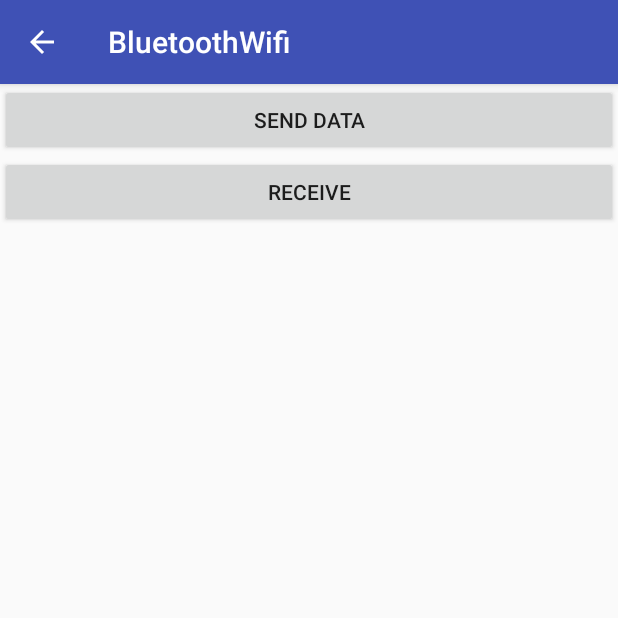
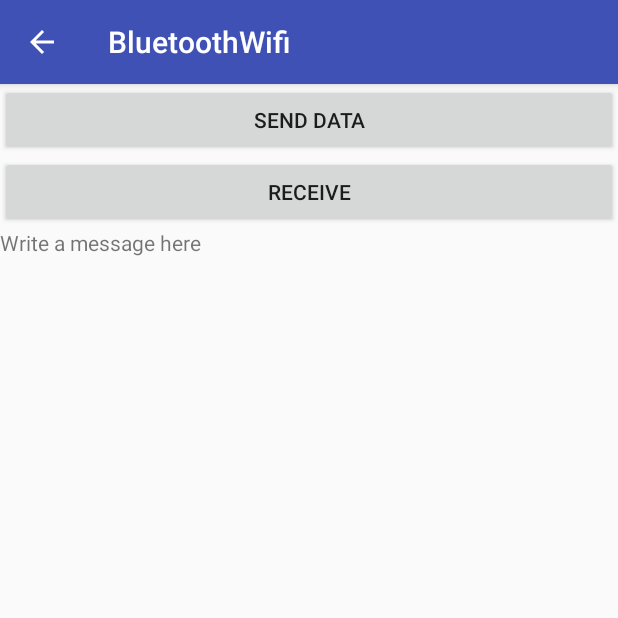
Before and after one commit to PeterLZhou/BluetoothWifi, an Android app: the WifiActivity screen opened directly, with no data from a screen before it, after a tap on "SEND DATA", on a phone screen of 412 x 824 dp, the top half of it. Run offline under Robolectric (Android 15) with nearby library versions, the phone set to English and light mode, and no system bars; 1 statement that could not run was skipped.

Commit message:
Implemented custom text sending

```diff
--- a/app/src/main/java/com/peterlzhou/bluetoothwifi/FileServerAsyncTask.java
+++ b/app/src/main/java/com/peterlzhou/bluetoothwifi/FileServerAsyncTask.java
@@ -6,6 +6,7 @@ import android.net.Uri;
 import android.os.AsyncTask;
 import android.view.View;
 import android.widget.TextView;
+import android.widget.Toast;
 
 import java.io.BufferedReader;
 import java.io.FileOutputStream;
--- a/app/src/main/java/com/peterlzhou/bluetoothwifi/WifiActivity.java
+++ b/app/src/main/java/com/peterlzhou/bluetoothwifi/WifiActivity.java
@@ -12,11 +12,14 @@ import android.os.Bundle;
 import android.support.v7.app.AppCompatActivity;
 import android.view.View;
 import android.widget.Button;
+import android.widget.TextView;
 
 import java.io.IOError;
 import java.io.IOException;
 import java.util.ArrayList;
 import java.util.List;
+
+import static java.sql.Types.NULL;
 
 /**
  * Created by peterlzhou on 4/18/17.
@@ -69,7 +72,12 @@ public class WifiActivity extends AppCompatActivity implements WifiP2pManager.Pe
                 new Button.OnClickListener(){
                     @Override
                     public void onClick(View v){
-                        sendData();
+                        TextView text = (TextView) findViewById(R.id.message);
+                        String message = text.getText().toString();
+                        if (message == ""){
+                            message = "Hello World!";
+                        }
+                        sendData(message);
                     }
                 }
         );
@@ -125,10 +133,10 @@ public class WifiActivity extends AppCompatActivity implements WifiP2pManager.Pe
         });
     }
 
-    public void sendData(){
+    public void sendData(String message){
         System.out.println("sendasclient");
         Intent serviceIntent = new Intent(this, FileTransferService.class);
-        serviceIntent.putExtra("MESSAGE", "hello world!");
+        serviceIntent.putExtra("MESSAGE", message);
         serviceIntent.putExtra("go_host", "172.27.90.60");
         serviceIntent.putExtra("go_port", 8888);
         this.startService(serviceIntent);
--- a/app/src/main/res/layout/wifilayout.xml
+++ b/app/src/main/res/layout/wifilayout.xml
@@ -14,4 +14,10 @@
         android:layout_width="match_parent"
         android:layout_height="wrap_content"
         android:text="RECEIVE" />
+
+    <TextView
+        android:id="@+id/message"
+        android:layout_width="match_parent"
+        android:layout_height="match_parent"
+        android:text="Write a message here" />
 </LinearLayout>
```
